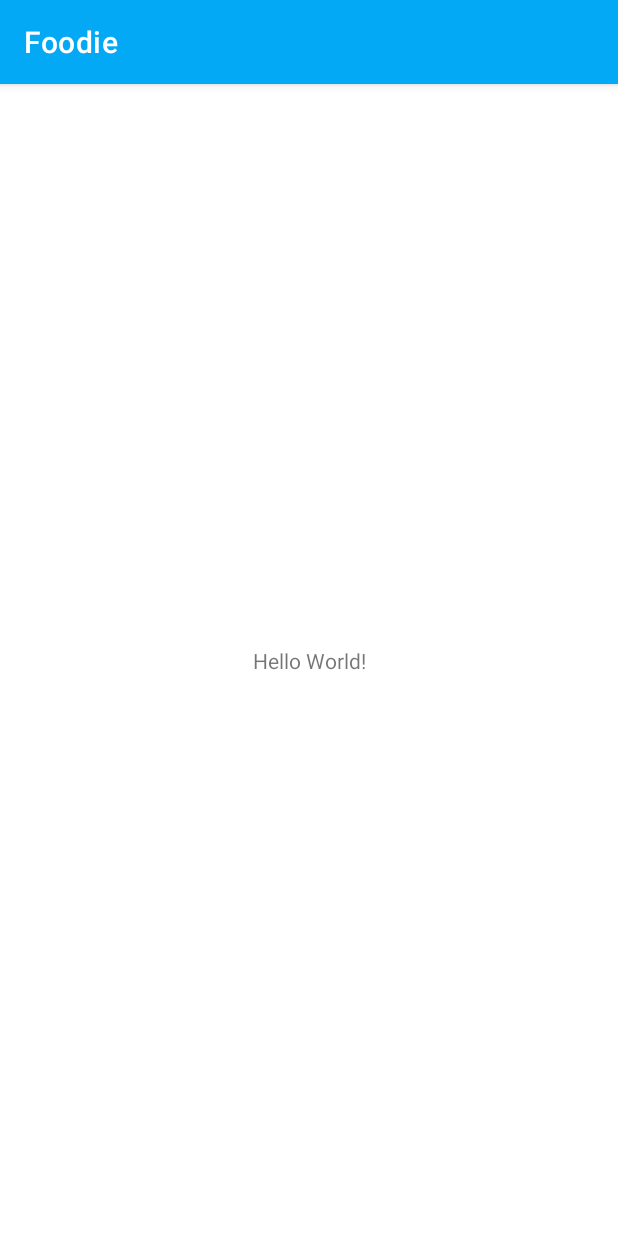
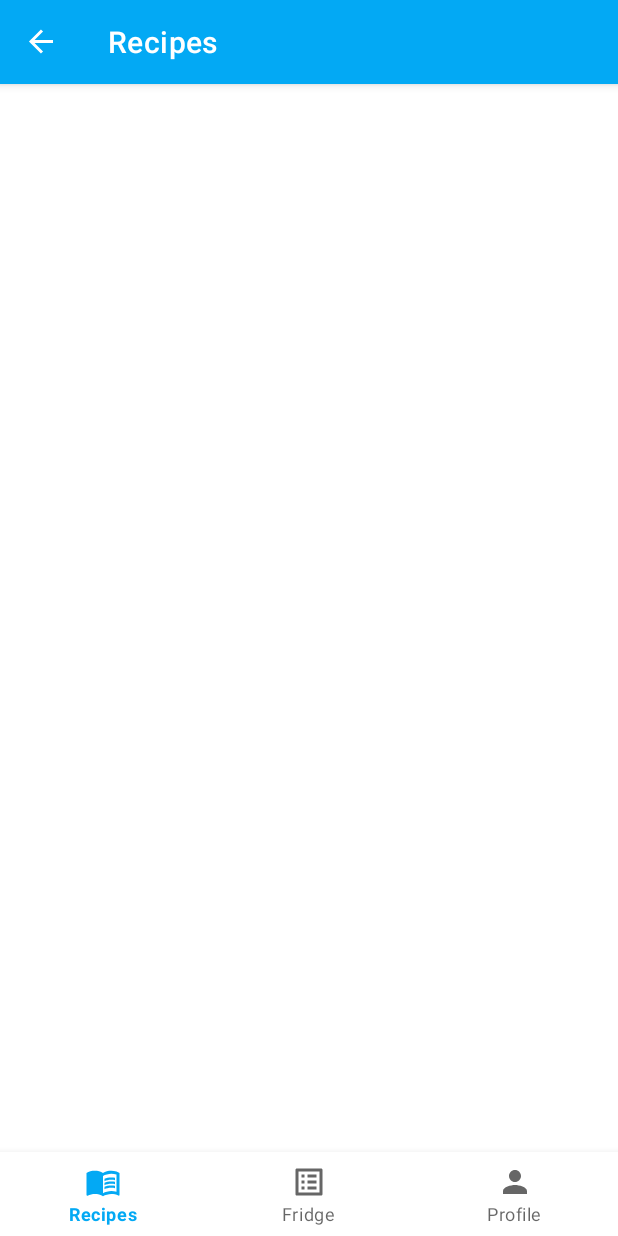
Before and after one commit to HolaSombreros/ANDProject, an Android app: the screen it shows after launch (MainActivity), on a phone screen of 412 x 824 dp. Run offline under Robolectric (Android 15) with nearby library versions, the phone set to English and light mode, and no system bars; our stand-ins replace navigation-ui.

Commit message:
Added bottom navigation.

```diff
--- a/Foodie/app/src/main/java/com/group2/foodie/MainActivity.java
+++ b/Foodie/app/src/main/java/com/group2/foodie/MainActivity.java
@@ -1,15 +1,44 @@
 package com.group2.foodie;
 
 import androidx.appcompat.app.AppCompatActivity;
+import androidx.navigation.NavController;
+import androidx.navigation.Navigation;
+import androidx.navigation.ui.AppBarConfiguration;
+import androidx.navigation.ui.NavigationUI;
 
 import android.os.Bundle;
 
+import com.google.android.material.bottomnavigation.BottomNavigationView;
 import com.group2.foodie.R;
 
 public class MainActivity extends AppCompatActivity {
+    private NavController navController;
+    private AppBarConfiguration appBarConfiguration;
+    private BottomNavigationView bottomNavigationView;
+
     @Override
     protected void onCreate(Bundle savedInstanceState) {
         super.onCreate(savedInstanceState);
         setContentView(R.layout.activity_main);
+
+        initializeLayout();
+        setupNavigation();
+    }
+
+    private void initializeLayout() {
+        bottomNavigationView = findViewById(R.id.main_activity_bottom_navigation);
+    }
+
+    private void setupNavigation() {
+        navController = Navigation.findNavController(this, R.id.main_activity_fragment);
+
+        appBarConfiguration = new AppBarConfiguration.Builder(
+                R.id.navbar_recipes,
+                R.id.navbar_fridge,
+                R.id.navbar_profile
+        ).build();
+
+        NavigationUI.setupActionBarWithNavController(this, navController, appBarConfiguration);
+        NavigationUI.setupWithNavController(bottomNavigationView, navController);
     }
 }
--- /dev/null
+++ b/Foodie/app/src/main/res/drawable/ic_fridge.xml
@@ -0,0 +1,5 @@
+<vector android:autoMirrored="true" android:height="24dp"
+    android:tint="#FFFFFF" android:viewportHeight="24"
+    android:viewportWidth="24" android:width="24dp" xmlns:android="http://schemas.android.com/apk/res/android">
+    <path android:fillColor="@android:color/white" android:pathData="M19,5v14L5,19L5,5h14m1.1,-2L3.9,3c-0.5,0 -0.9,0.4 -0.9,0.9v16.2c0,0.4 0.4,0.9 0.9,0.9h16.2c0.4,0 0.9,-0.5 0.9,-0.9L21,3.9c0,-0.5 -0.5,-0.9 -0.9,-0.9zM11,7h6v2h-6L11,7zM11,11h6v2h-6v-2zM11,15h6v2h-6zM7,7h2v2L7,9zM7,11h2v2L7,13zM7,15h2v2L7,17z"/>
+</vector>
--- /dev/null
+++ b/Foodie/app/src/main/res/drawable/ic_profile.xml
@@ -0,0 +1,5 @@
+<vector android:height="24dp" android:tint="#FFFFFF"
+    android:viewportHeight="24" android:viewportWidth="24"
+    android:width="24dp" xmlns:android="http://schemas.android.com/apk/res/android">
+    <path android:fillColor="@android:color/white" android:pathData="M12,12c2.21,0 4,-1.79 4,-4s-1.79,-4 -4,-4 -4,1.79 -4,4 1.79,4 4,4zM12,14c-2.67,0 -8,1.34 -8,4v2h16v-2c0,-2.66 -5.33,-4 -8,-4z"/>
+</vector>
--- /dev/null
+++ b/Foodie/app/src/main/res/drawable/ic_recipes.xml
@@ -0,0 +1,8 @@
+<vector android:autoMirrored="true" android:height="24dp"
+    android:tint="#FFFFFF" android:viewportHeight="24"
+    android:viewportWidth="24" android:width="24dp" xmlns:android="http://schemas.android.com/apk/res/android">
+    <path android:fillColor="@android:color/white" android:pathData="M21,5c-1.11,-0.35 -2.33,-0.5 -3.5,-0.5c-1.95,0 -4.05,0.4 -5.5,1.5c-1.45,-1.1 -3.55,-1.5 -5.5,-1.5S2.45,4.9 1,6v14.65c0,0.25 0.25,0.5 0.5,0.5c0.1,0 0.15,-0.05 0.25,-0.05C3.1,20.45 5.05,20 6.5,20c1.95,0 4.05,0.4 5.5,1.5c1.35,-0.85 3.8,-1.5 5.5,-1.5c1.65,0 3.35,0.3 4.75,1.05c0.1,0.05 0.15,0.05 0.25,0.05c0.25,0 0.5,-0.25 0.5,-0.5V6C22.4,5.55 21.75,5.25 21,5zM21,18.5c-1.1,-0.35 -2.3,-0.5 -3.5,-0.5c-1.7,0 -4.15,0.65 -5.5,1.5V8c1.35,-0.85 3.8,-1.5 5.5,-1.5c1.2,0 2.4,0.15 3.5,0.5V18.5z"/>
+    <path android:fillColor="@android:color/white" android:pathData="M17.5,10.5c0.88,0 1.73,0.09 2.5,0.26V9.24C19.21,9.09 18.36,9 17.5,9c-1.7,0 -3.24,0.29 -4.5,0.83v1.66C14.13,10.85 15.7,10.5 17.5,10.5z"/>
+    <path android:fillColor="@android:color/white" android:pathData="M13,12.49v1.66c1.13,-0.64 2.7,-0.99 4.5,-0.99c0.88,0 1.73,0.09 2.5,0.26V11.9c-0.79,-0.15 -1.64,-0.24 -2.5,-0.24C15.8,11.66 14.26,11.96 13,12.49z"/>
+    <path android:fillColor="@android:color/white" android:pathData="M17.5,14.33c-1.7,0 -3.24,0.29 -4.5,0.83v1.66c1.13,-0.64 2.7,-0.99 4.5,-0.99c0.88,0 1.73,0.09 2.5,0.26v-1.52C19.21,14.41 18.36,14.33 17.5,14.33z"/>
+</vector>
--- a/Foodie/app/src/main/res/layout/activity_main.xml
+++ b/Foodie/app/src/main/res/layout/activity_main.xml
@@ -1,18 +1,35 @@
 <?xml version="1.0" encoding="utf-8"?>
-<androidx.constraintlayout.widget.ConstraintLayout xmlns:android="http://schemas.android.com/apk/res/android"
+<androidx.coordinatorlayout.widget.CoordinatorLayout
+    xmlns:android="http://schemas.android.com/apk/res/android"
     xmlns:app="http://schemas.android.com/apk/res-auto"
     xmlns:tools="http://schemas.android.com/tools"
     android:layout_width="match_parent"
     android:layout_height="match_parent"
     tools:context=".MainActivity">
 
-    <TextView
-        android:layout_width="wrap_content"
-        android:layout_height="wrap_content"
-        android:text="Hello World!"
-        app:layout_constraintBottom_toBottomOf="parent"
-        app:layout_constraintLeft_toLeftOf="parent"
-        app:layout_constraintRight_toRightOf="parent"
-        app:layout_constraintTop_toTopOf="parent" />
+    <androidx.constraintlayout.widget.ConstraintLayout
+        android:layout_width="match_parent"
+        android:layout_height="match_parent">
 
-</androidx.constraintlayout.widget.ConstraintLayout>
+        <fragment
+            android:id="@+id/main_activity_fragment"
+            android:layout_width="0dp"
+            android:layout_height="0dp"
+            android:name="androidx.navigation.fragment.NavHostFragment"
+            app:defaultNavHost="true"
+            app:navGraph="@navigation/navigation_layout"
+            app:layout_constraintStart_toStartOf="parent"
+            app:layout_constraintTop_toTopOf="parent"
+            app:layout_constraintEnd_toEndOf="parent"
+            app:layout_constraintBottom_toBottomOf="parent" />
+
+        <com.google.android.material.bottomnavigation.BottomNavigationView
+            android:id="@+id/main_activity_bottom_navigation"
+            android:layout_width="0dp"
+            android:layout_height="wrap_content"
+            app:menu="@menu/bottom_navigation"
+            app:layout_constraintStart_toStartOf="parent"
+            app:layout_constraintEnd_toEndOf="parent"
+            app:layout_constraintBottom_toBottomOf="parent"/>
+    </androidx.constraintlayout.widget.ConstraintLayout>
+</androidx.coordinatorlayout.widget.CoordinatorLayout>
--- /dev/null
+++ b/Foodie/app/src/main/res/menu/bottom_navigation.xml
@@ -0,0 +1,19 @@
+<?xml version="1.0" encoding="utf-8"?>
+<menu
+    xmlns:android="http://schemas.android.com/apk/res/android">
+
+    <item
+        android:id="@+id/navbar_recipes"
+        android:icon="@drawable/ic_recipes"
+        android:title="@string/title_recipes" />
+
+    <item
+        android:id="@+id/navbar_fridge"
+        android:icon="@drawable/ic_fridge"
+        android:title="@string/title_fridge" />
+
+    <item
+        android:id="@+id/navbar_profile"
+        android:icon="@drawable/ic_profile"
+        android:title="@string/title_profile" />
+</menu>
--- a/Foodie/app/src/main/res/navigation/navigation_layout.xml
+++ b/Foodie/app/src/main/res/navigation/navigation_layout.xml
@@ -1,13 +1,14 @@
 <?xml version="1.0" encoding="utf-8"?>
-<navigation xmlns:android="http://schemas.android.com/apk/res/android"
+<navigation
+    xmlns:android="http://schemas.android.com/apk/res/android"
     xmlns:app="http://schemas.android.com/apk/res-auto"
     xmlns:tools="http://schemas.android.com/tools"
     android:id="@+id/navigation_layout"
-    app:startDestination="@id/addRecipeFragment">
+    app:startDestination="@id/fragment_add_recipe">
 
     <fragment
-        android:id="@+id/addRecipeFragment"
+        android:id="@+id/fragment_add_recipe"
         android:name="com.group2.foodie.view.fragment.AddRecipeFragment"
-        android:label="fragment_add_recipe"
+        android:label="@string/title_recipes"
         tools:layout="@layout/fragment_add_recipe" />
 </navigation>
--- a/Foodie/app/src/main/res/values/strings.xml
+++ b/Foodie/app/src/main/res/values/strings.xml
@@ -1,3 +1,6 @@
 <resources>
     <string name="app_name">Foodie</string>
+    <string name="title_recipes">Recipes</string>
+    <string name="title_fridge">Fridge</string>
+    <string name="title_profile">Profile</string>
 </resources>
```
